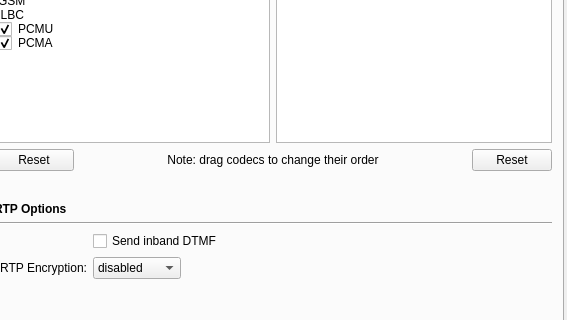
First picture: the form in resources/preferences.ui, repository pol51/blink-qt, before the edit; both pictures show x 283 to 850 and y 149 to 469 of the 850 by 600 pixel window.
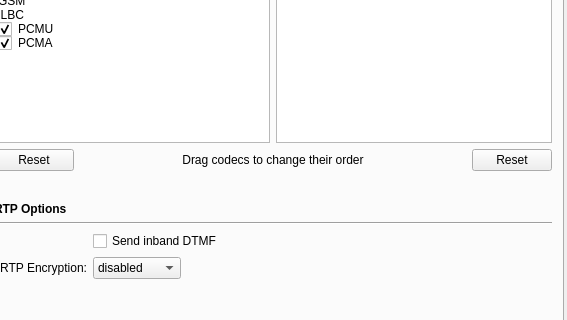
Second picture: the form after the edit. The open tabs and pages were chosen to show the change. Icons and pictures are not drawn. Custom widgets are drawn as their Qt base class.

Commit message:
Updated some label texts
Ignore-this: b431adfd7e552d602d6276fc09107859

darcs-hash:20140401100528-b22ec-531840037a87695777a0ff406ac7d8f9646d2573

The edit to the form file:
```diff
--- a/resources/preferences.ui
+++ b/resources/preferences.ui
@@ -327,7 +327,7 @@
                   </sizepolicy>
                  </property>
                  <property name="text">
-                  <string>Note: drag codecs to change their order</string>
+                  <string>Drag codecs to change their order</string>
                  </property>
                  <property name="alignment">
                   <set>Qt::AlignCenter</set>
```
Left out of the diff: 2 changed lines with no effect on the pictures.
